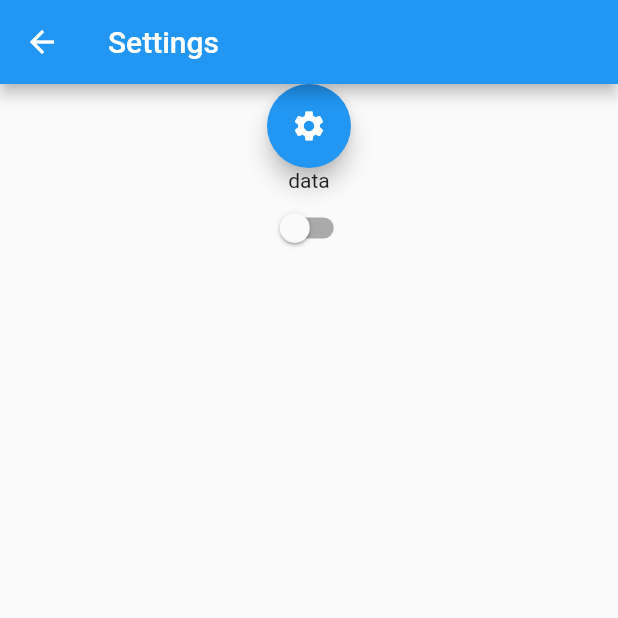
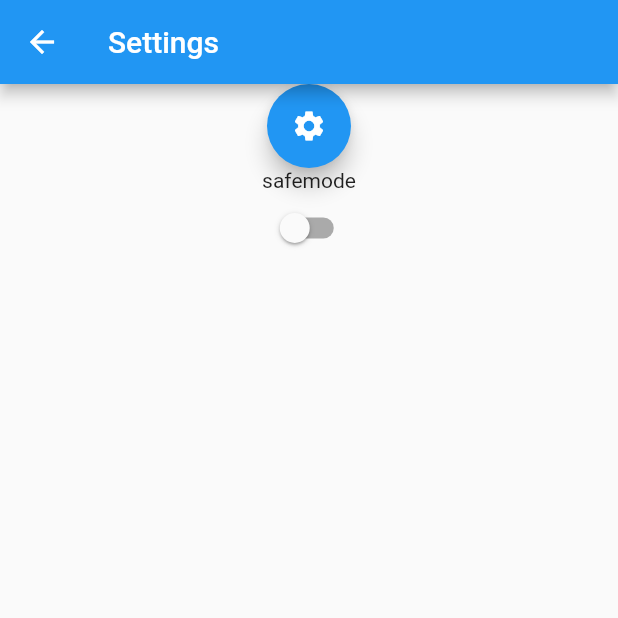
Before and after one commit to andre7455/MAD, a Flutter app: the Settings screen opened by its route, on a phone screen of 412 x 824 dp, the top half of it. Run offline on Flutter 3.47's test engine with Material 2 defaults, Android fonts, the phone set to English and light mode, and no system bars.

Commit message:
Update main.dart

```diff
--- a/lib/main.dart
+++ b/lib/main.dart
@@ -1,5 +1,3 @@
-import 'dart:html';
-
 import 'package:flutter/material.dart';
 
 bool isSwitched = false;
@@ -91,7 +89,7 @@ class Settings extends StatelessWidget {
                     Navigator.pushNamed(context, '/');
                   },
                   child: const Icon(Icons.settings)),
-              const Text("data"),
+              const Text("safemode"),
               Switch(
                 value: isSwitched,
                 onChanged: (value) {
```
